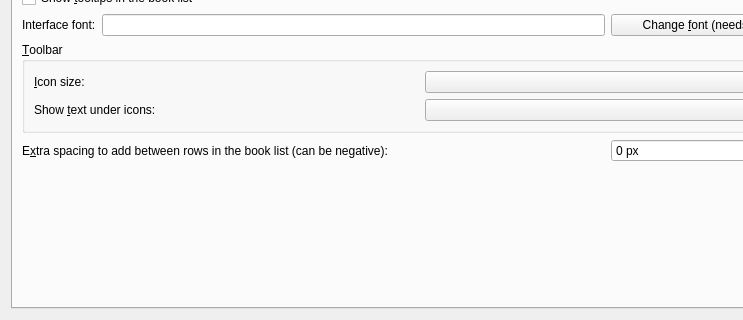
debian-calibre/calibre, file src/calibre/gui2/preferences/look_feel.ui: the form before one commit; both pictures show x 0 to 743 and y 226 to 546 of the 843 by 546 pixel window.
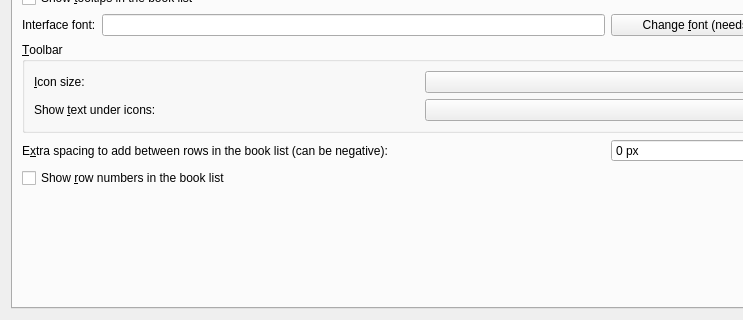
The form after the commit. Icons and pictures are not drawn. Custom widgets are drawn as their Qt base class.

```diff
--- a/src/calibre/gui2/preferences/look_feel.ui
+++ b/src/calibre/gui2/preferences/look_feel.ui
@@ -116,7 +116,7 @@
          </property>
         </widget>
        </item>
-       <item row="10" column="0">
+       <item row="11" column="0">
         <spacer name="verticalSpacer_3">
          <property name="orientation">
           <enum>Qt::Vertical</enum>
@@ -235,6 +235,13 @@
          </property>
         </widget>
        </item>
+       <item row="10" column="0">
+        <widget class="QCheckBox" name="opt_row_numbers_in_book_list">
+         <property name="text">
+          <string>Show &amp;row numbers in the book list</string>
+         </property>
+        </widget>
+       </item>
       </layout>
      </widget>
      <widget class="QWidget" name="cover_grid_tab">
```
Left out of the diff: 20 changed lines with no effect on the pictures.
